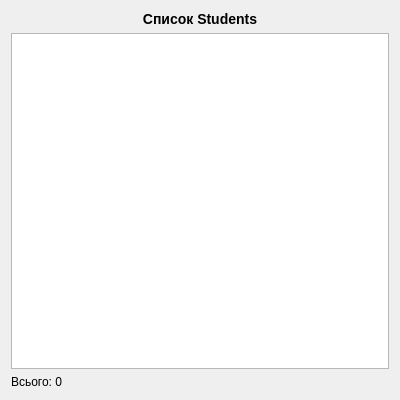
Old version of the form MDI/StudentSellerApp/studentlistdialog.ui in the repository bilokrynytskali-ctrl/PractOOP.
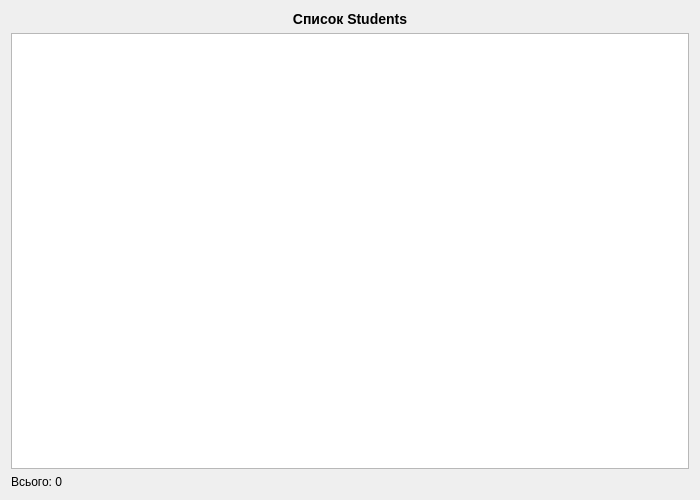
New version of the form.

```diff
--- a/MDI/StudentSellerApp/studentlistdialog.ui
+++ b/MDI/StudentSellerApp/studentlistdialog.ui
@@ -6,8 +6,8 @@
    <rect>
     <x>0</x>
     <y>0</y>
-    <width>400</width>
-    <height>400</height>
+    <width>700</width>
+    <height>500</height>
    </rect>
   </property>
   <property name="windowTitle">
@@ -25,7 +25,14 @@
     </widget>
    </item>
    <item>
-    <widget class="QListWidget" name="listWidget"/>
+    <widget class="QTableView" name="tableView">
+     <property name="alternatingRowColors">
+      <bool>true</bool>
+     </property>
+     <property name="selectionBehavior">
+      <enum>QAbstractItemView::SelectRows</enum>
+     </property>
+    </widget>
    </item>
    <item>
     <widget class="QLabel" name="label_count">
```
